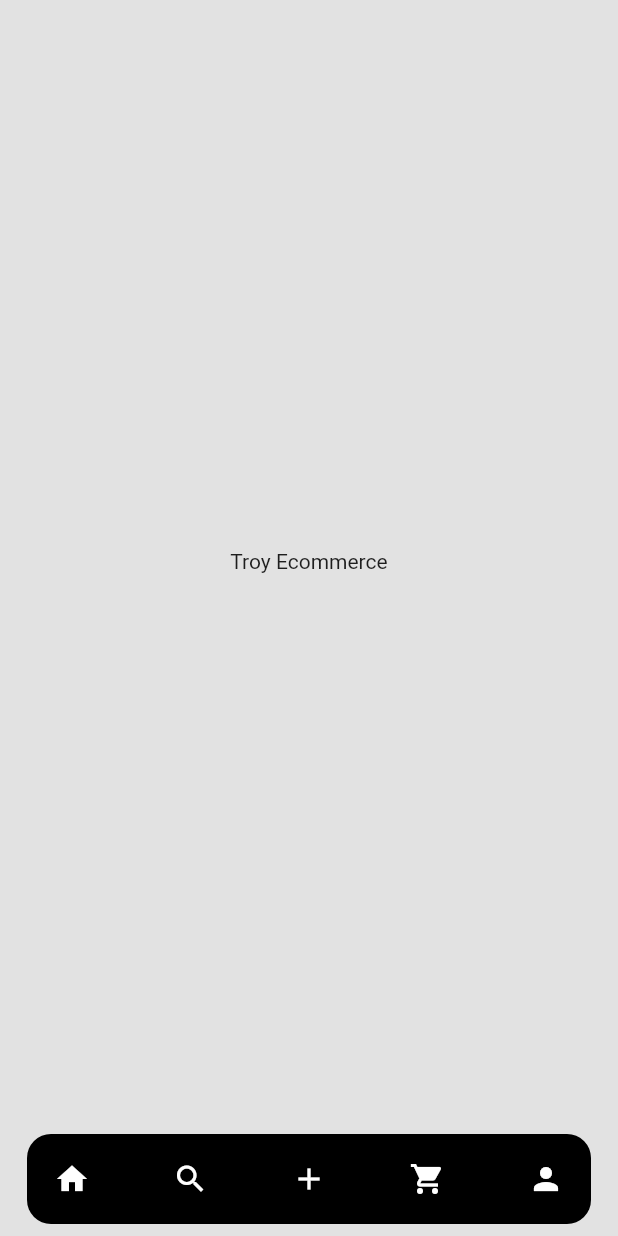
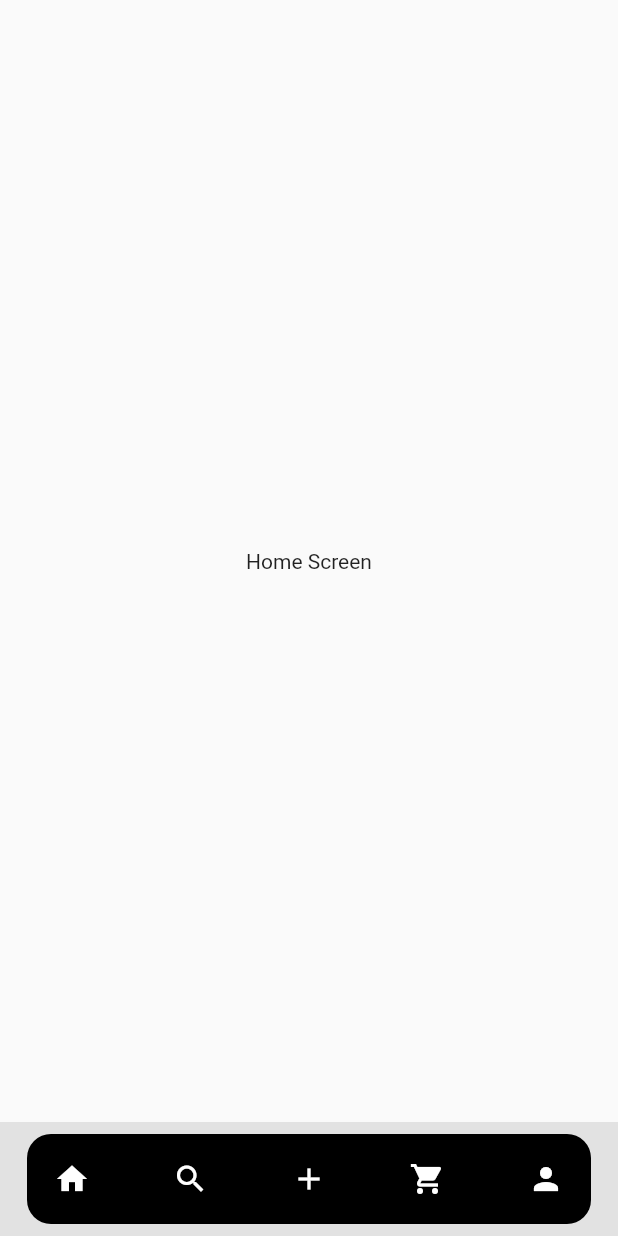
Before and after one commit to pakobarbakadze/troy-client, a Flutter app: the screen it shows after launch, on a phone screen of 412 x 824 dp. Run offline on Flutter 3.47's test engine with Material 2 defaults, Android fonts, the phone set to English and light mode, and no system bars; our stand-ins replace flutter_riverpod.

Commit message:
feat: screen provider

```diff
--- /dev/null
+++ b/lib/features/home/presentation/screens/home_screen.dart
@@ -0,0 +1,23 @@
+import 'package:flutter/material.dart';
+import 'package:troy_client/features/shared/appstyle.dart';
+
+class HomeScreen extends StatefulWidget {
+  const HomeScreen({super.key});
+
+  @override
+  State<HomeScreen> createState() => _HomeScreenState();
+}
+
+class _HomeScreenState extends State<HomeScreen> {
+  @override
+  Widget build(BuildContext context) {
+    return Scaffold(
+      body: Center(
+        child: Text(
+          'Home Screen',
+          style: appstyle(35, Colors.black, FontWeight.bold),
+        ),
+      ),
+    );
+  }
+}
--- a/lib/features/shared/bottom_nav/bottom_nav.dart
+++ b/lib/features/shared/bottom_nav/bottom_nav.dart
@@ -1,13 +1,16 @@
 import 'package:flutter/material.dart';
+import 'package:flutter_riverpod/flutter_riverpod.dart';
+
 import 'package:troy_client/features/shared/bottom_nav/nav_element.dart';
+import 'package:troy_client/providers/screen_provider.dart';
 
-class BottomNav extends StatelessWidget {
+class BottomNav extends ConsumerWidget {
   const BottomNav({
     super.key,
   });
 
   @override
-  Widget build(BuildContext context) {
+  Widget build(BuildContext context, WidgetRef ref) {
     return SafeArea(
       child: Padding(
         padding: const EdgeInsets.all(8),
@@ -23,25 +26,35 @@ class BottomNav extends StatelessWidget {
           child: Row(
             mainAxisAlignment: MainAxisAlignment.spaceBetween,
             children: [
-              NavIcon(
+              NavElement(
                 icon: Icons.home,
-                onTap: () {},
+                onTap: () {
+                  ref.read(screenProvider.notifier).setScreen(0);
+                },
               ),
-              NavIcon(
+              NavElement(
                 icon: Icons.search,
-                onTap: () {},
+                onTap: () {
+                  ref.read(screenProvider.notifier).setScreen(1);
+                },
               ),
-              NavIcon(
+              NavElement(
                 icon: Icons.add,
-                onTap: () {},
+                onTap: () {
+                  ref.read(screenProvider.notifier).setScreen(2);
+                },
               ),
-              NavIcon(
+              NavElement(
                 icon: Icons.shopping_cart,
-                onTap: () {},
+                onTap: () {
+                  ref.read(screenProvider.notifier).setScreen(3);
+                },
               ),
-              NavIcon(
+              NavElement(
                 icon: Icons.person,
-                onTap: () {},
+                onTap: () {
+                  ref.read(screenProvider.notifier).setScreen(4);
+                },
               ),
             ],
           ),
--- a/lib/features/shared/bottom_nav/nav_element.dart
+++ b/lib/features/shared/bottom_nav/nav_element.dart
@@ -1,7 +1,7 @@
 import 'package:flutter/material.dart';
 
-class NavIcon extends StatelessWidget {
-  const NavIcon({super.key, required this.onTap, required this.icon});
+class NavElement extends StatelessWidget {
+  const NavElement({super.key, required this.onTap, required this.icon});
 
   final void Function() onTap;
   final IconData? icon;
--- a/lib/main_screen.dart
+++ b/lib/main_screen.dart
@@ -1,22 +1,27 @@
 import 'package:flutter/material.dart';
-import 'package:troy_client/features/shared/appstyle.dart';
+import 'package:flutter_riverpod/flutter_riverpod.dart';
+
+import 'package:troy_client/providers/screen_provider.dart';
+
 import 'package:troy_client/features/shared/bottom_nav/bottom_nav.dart';
 
-class MainScreen extends StatelessWidget {
+class MainScreen extends ConsumerStatefulWidget {
   const MainScreen({super.key});
 
   @override
+  ConsumerState<MainScreen> createState() => _MainScreenState();
+}
+
+class _MainScreenState extends ConsumerState<MainScreen> {
+  @override
   Widget build(BuildContext context) {
+    final screen = ref.watch(screenProvider);
+
     return MaterialApp(
       home: Scaffold(
         backgroundColor: const Color(0xFFE2E2E2),
         bottomNavigationBar: const BottomNav(),
-        body: Center(
-          child: Text(
-            "Troy Ecommerce",
-            style: appstyle(35, Colors.black, FontWeight.bold),
-          ),
-        ),
+        body: screen,
       ),
     );
   }
--- a/pubspec.yaml
+++ b/pubspec.yaml
@@ -36,6 +36,7 @@ dependencies:
   # Use with the CupertinoIcons class for iOS style icons.
   cupertino_icons: ^1.0.2
   google_fonts: ^5.1.0
+  flutter_riverpod: ^2.3.7
 
 dev_dependencies:
   flutter_test:
```
Also changed, not shown: lib/features/cart/presentation/screens/cart_screen.dart (added, +23 -0 lines), lib/features/profile/presentation/screens/profile_screen.dart (added, +23 -0 lines), lib/features/search/presentation/screens/search_screen.dart (added, +23 -0 lines), lib/main.dart (+6 -1 lines), lib/providers/screen_provider.dart (added, +26 -0 lines), pubspec.lock, 1 other file.
